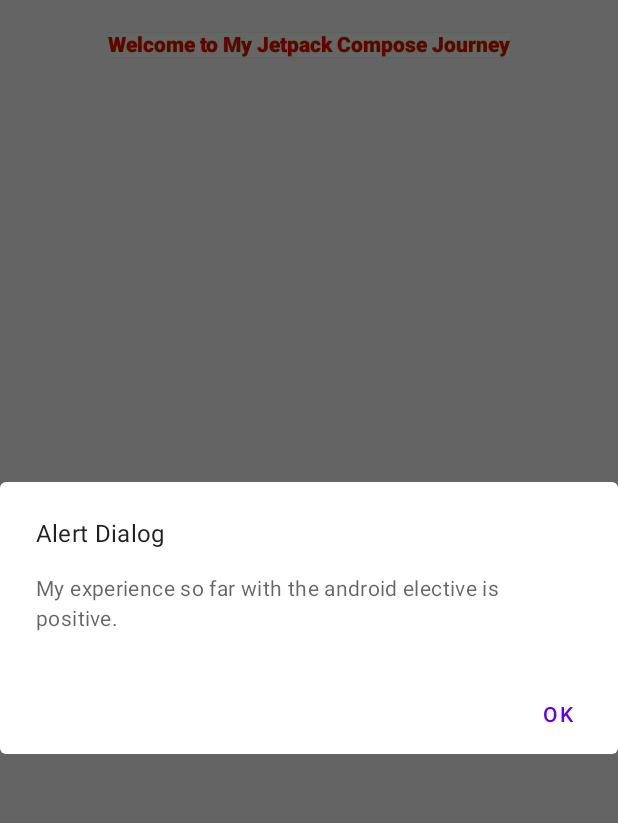
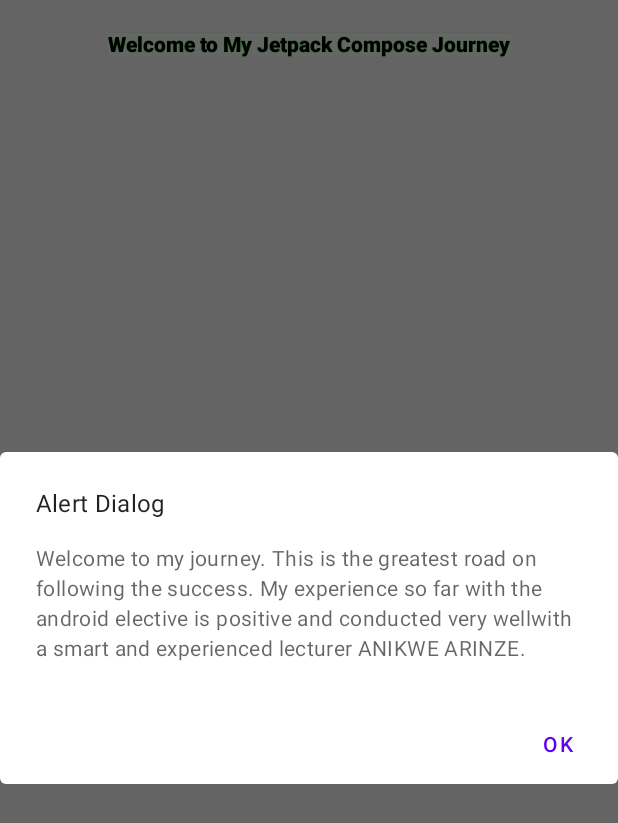
Before and after one commit to Chadrackmbuyi01/mobile-programing-assignment02, an Android app built with Jetpack Compose: the screen it shows after launch (MainActivity), after a tap on "Info", on a phone screen of 412 x 824 dp. Shown: the top 823 px of the screen. Run offline under Robolectric (Android 15) with nearby library versions, the phone set to English and light mode, and no system bars.

Commit message:
Brush SolidColor changed

```diff
--- a/app/src/main/java/com/example/mobile_programing_assignment02/MainActivity.kt
+++ b/app/src/main/java/com/example/mobile_programing_assignment02/MainActivity.kt
@@ -40,15 +40,14 @@ class MainActivity : ComponentActivity() {
                     verticalArrangement = Arrangement.Center,
                     horizontalAlignment = Alignment.CenterHorizontally,
                 ) {
-                    Box( modifier = Modifier.padding(all = Dp(10F)).background(color = MaterialTheme.colors.secondary)
-                        .border(border = BorderStroke(width = 1.dp, brush = SolidColor(Color.Green)))
+                    Box( modifier = Modifier.padding(all = Dp(20F)).background(color = MaterialTheme.colors.secondary)
+                        .border(border = BorderStroke(width = 5.dp, brush = SolidColor(Color.Blue)))
                     )
                     {
                         TextButton(onClick = { visible.value = true }) {
-                            Text(text = "Info",color= Color.White)
+                            Text(text = "Info",color= Color.Black)
                         }
                     }
-
                 }
             }
         }
@@ -59,18 +58,14 @@ class MainActivity : ComponentActivity() {
 @Composable
 fun TextView() {
     Column(
-
         modifier = Modifier.fillMaxWidth().fillMaxHeight(),
-
-
         verticalArrangement = Arrangement.Top,
-
         horizontalAlignment = Alignment.CenterHorizontally,
     ) {
         Text(
             text = "Welcome to My Jetpack Compose Journey",
             style = TextStyle(
-                color = Color.Red,
+                color = Color.Black,
                 fontWeight = FontWeight.Black,
                 fontFamily = FontFamily.Default,
                 background = Color.White,
@@ -95,7 +90,8 @@ fun Alert(setVisible: MutableState<Boolean>)
                 }
             },
             title = { Text(text = "Alert Dialog")},
-            text = { Text(text = "My experience so far with the android elective is positive.")}
+            text = { Text(text = "Welcome to my journey. This is the greatest road on following the success. My experience so far with the android elective is positive and conducted very well" +
+                    "with a smart and experienced lecturer ANIKWE ARINZE.")}
         )
 
 
```
